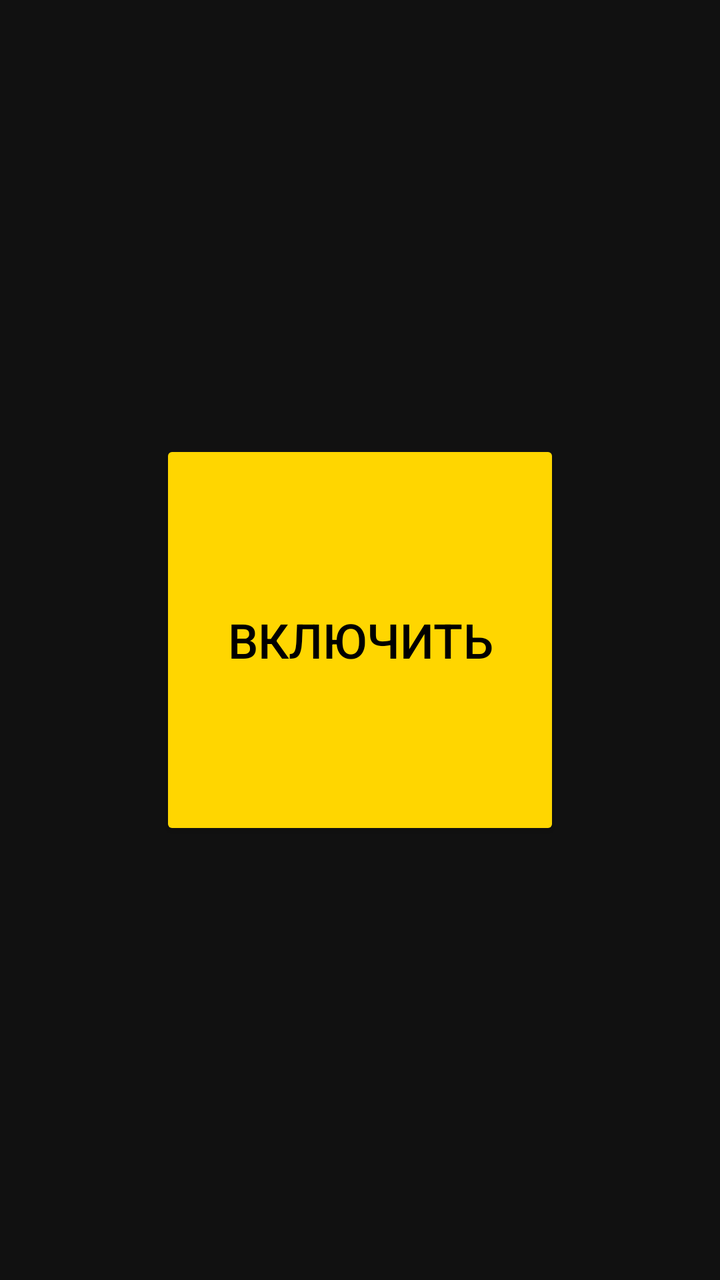
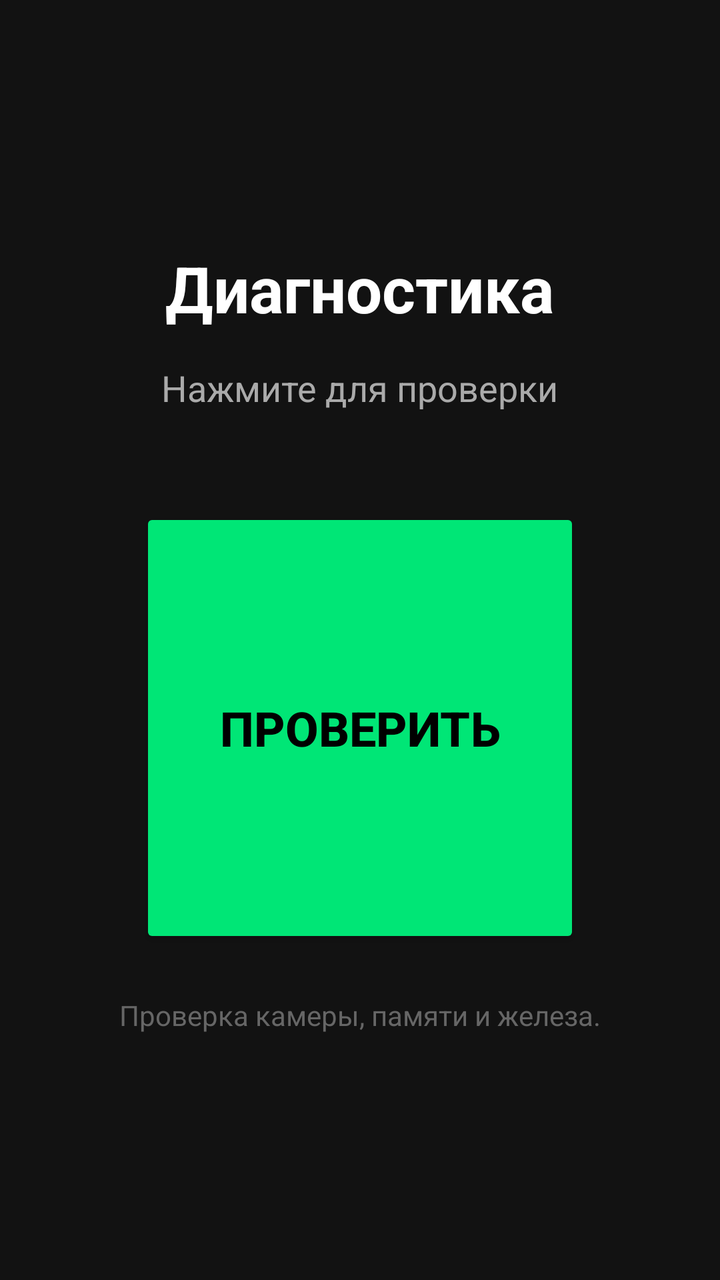

An Android layout rendered at two revisions. The XML below is the earlier revision; the diff shows what the commit changed to produce the second picture.
<!-- AndroidManifest.xml: application theme Theme.AppCompat.DayNight.NoActionBar -->
<!-- res/layout/activity_main.xml -->
<?xml version="1.0" encoding="utf-8"?>
<LinearLayout xmlns:android="http://schemas.android.com/apk/res/android"
    android:layout_width="match_parent"
    android:layout_height="match_parent"
    android:gravity="center"
    android:orientation="vertical"
    android:background="#111111">

    <Button
        android:id="@+id/btn_flash"
        android:layout_width="200dp"
        android:layout_height="200dp"
        android:text="Включить"
        android:textSize="24sp"
        android:backgroundTint="#FFD600"
        android:textColor="#000000"/>
</LinearLayout>
<!-- resources referenced by this layout -->
<resources>
  <style name="Theme.AppCompat.DayNight.NoActionBar" parent="Theme.AppCompat.DayNight">
      </style>
</resources>

<!-- the commit's change to res/layout/activity_main.xml (unified diff, before → after) -->
@@ -2,16 +2,46 @@
 <LinearLayout xmlns:android="http://schemas.android.com/apk/res/android"
     android:layout_width="match_parent"
     android:layout_height="match_parent"
+    android:background="#121212"
     android:gravity="center"
     android:orientation="vertical"
-    android:background="#111111">
+    android:padding="24dp">
+
+    <TextView
+        android:id="@+id/tv_title"
+        android:layout_width="wrap_content"
+        android:layout_height="wrap_content"
+        android:text="Диагностика"
+        android:textColor="#FFFFFF"
+        android:textSize="32sp"
+        android:textStyle="bold" />
+
+    <TextView
+        android:id="@+id/tv_status"
+        android:layout_width="wrap_content"
+        android:layout_height="wrap_content"
+        android:layout_marginTop="16dp"
+        android:text="Нажмите для проверки"
+        android:textColor="#AAAAAA"
+        android:textSize="18sp" />
 
     <Button
         android:id="@+id/btn_flash"
-        android:layout_width="200dp"
-        android:layout_height="200dp"
-        android:text="Включить"
+        android:layout_width="220dp"
+        android:layout_height="220dp"
+        android:layout_marginTop="48dp"
+        android:text="ПРОВЕРИТЬ"
         android:textSize="24sp"
-        android:backgroundTint="#FFD600"
-        android:textColor="#000000"/>
+        android:textStyle="bold"
+        android:textColor="#000000"
+        android:backgroundTint="#00E676" />
+        
+    <TextView
+        android:id="@+id/tv_subtext"
+        android:layout_width="wrap_content"
+        android:layout_height="wrap_content"
+        android:layout_marginTop="24dp"
+        android:text="Проверка камеры, памяти и железа."
+        android:textColor="#666666"
+        android:textSize="14sp" />
 </LinearLayout>
